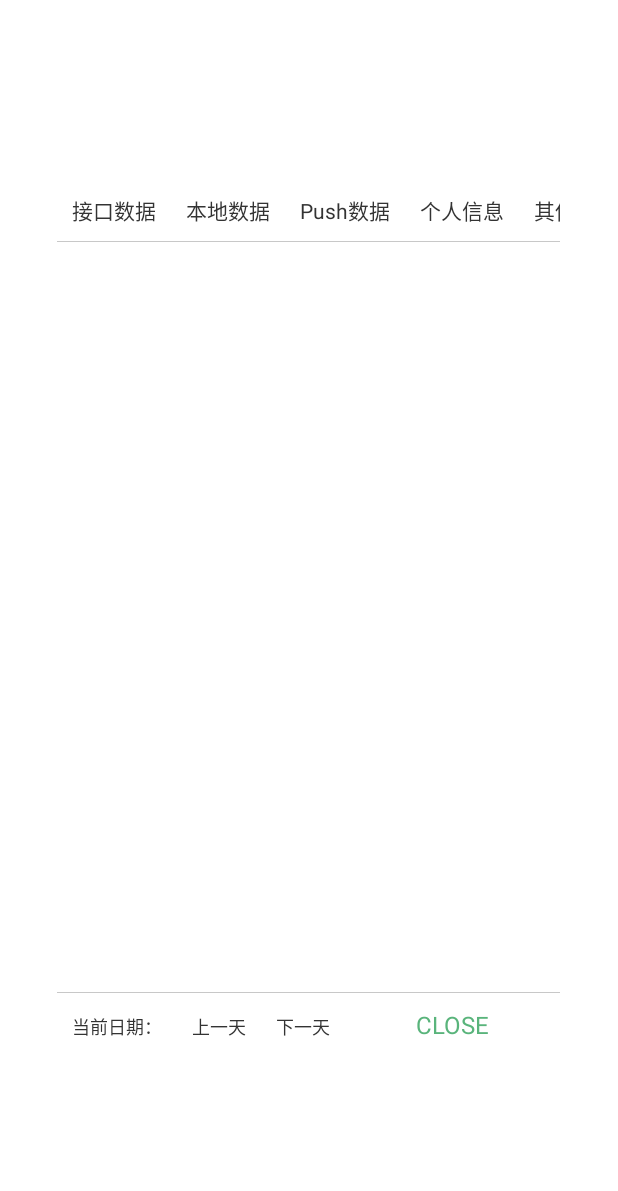
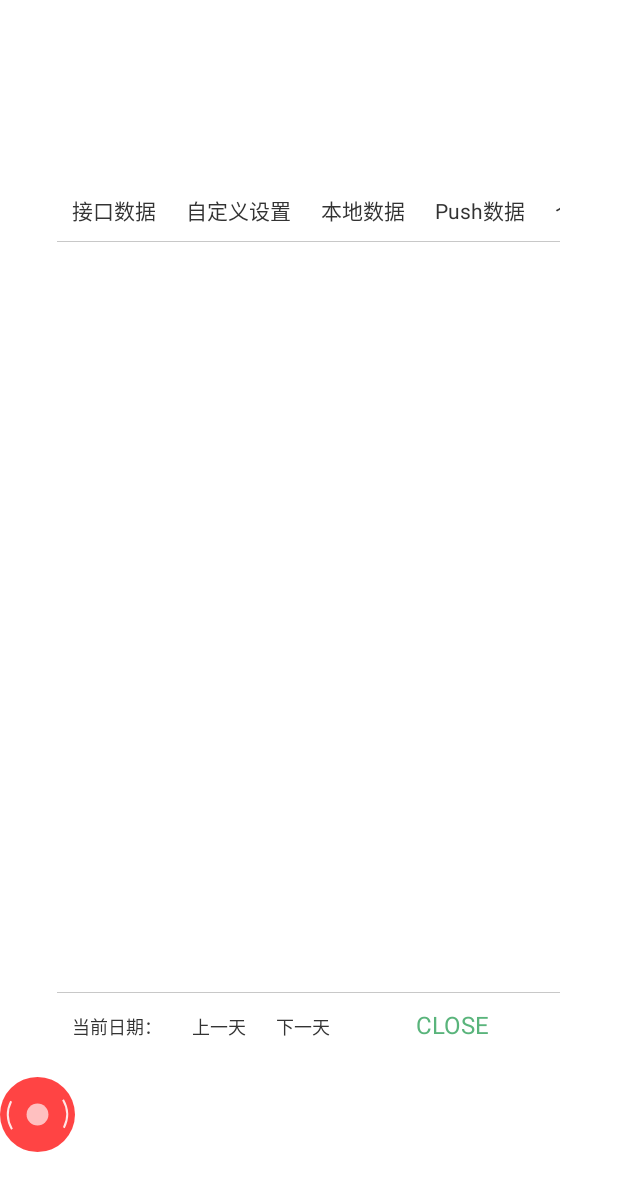
Before and after one commit to githubwangjunqiang/DialogLogShowManager, an Android app: the layout show_log_sdk_httplog_layout.xml on its own in the app's theme, with its tools: preview values and no code run, on a phone screen of 412 x 824 dp. Shown: the top 1191 px of the screen. Run offline under Robolectric (Android 15) with nearby library versions, the phone set to English and light mode, and no system bars.

Commit message:
更新 自定义设置

```diff
--- a/dialoglogshow/build.gradle
+++ b/dialoglogshow/build.gradle
@@ -8,7 +8,7 @@ android {
 
     defaultConfig {
         minSdk 21
-        targetSdk 30
+        targetSdk 32
 
 //        testInstrumentationRunner "androidx.test.runner.AndroidJUnitRunner"
         consumerProguardFiles "consumer-rules.pro"
@@ -21,8 +21,8 @@ android {
         }
     }
     compileOptions {
-        sourceCompatibility JavaVersion.VERSION_1_8
-        targetCompatibility JavaVersion.VERSION_1_8
+        sourceCompatibility JavaVersion.VERSION_11
+        targetCompatibility JavaVersion.VERSION_11
     }
 }
 
--- a/dialoglogshow/src/main/java/com/xq/dialoglogshow/IShowLoadDataCallback.java
+++ b/dialoglogshow/src/main/java/com/xq/dialoglogshow/IShowLoadDataCallback.java
@@ -1,4 +1,7 @@
 package com.xq.dialoglogshow;
+
+import android.view.View;
+import android.widget.FrameLayout;
 
 import com.xq.dialoglogshow.entity.BaseShowData;
 import com.xq.dialoglogshow.entity.HttpLogData;
@@ -56,6 +59,12 @@ public interface IShowLoadDataCallback {
      * @return 文件路径
      */
     ArrayList<BaseShowData> loadRestData();
+    /**
+     * 给开发者 自定义一tab
+     *
+     * @return 文件路径
+     */
+    void setCustomView(FrameLayout frameLayout);
 
 
 
--- a/dialoglogshow/src/main/res/layout/show_log_sdk_httplog_layout.xml
+++ b/dialoglogshow/src/main/res/layout/show_log_sdk_httplog_layout.xml
@@ -27,6 +27,17 @@
                 android:gravity="center"
                 android:padding="10dp"
                 android:text="接口数据"
+                android:textColor="@color/sdk_item_dialog_http_tab_text_color"
+                android:textSize="14dp" />
+
+            <TextView
+                android:id="@+id/show_sdk_id_dialog_http_log_tv_config"
+                android:layout_width="wrap_content"
+                android:layout_height="wrap_content"
+                android:background="@drawable/show_sdk_id_dialog_http_log_tvback"
+                android:gravity="center"
+                android:padding="10dp"
+                android:text="自定义设置"
                 android:textColor="@color/sdk_item_dialog_http_tab_text_color"
                 android:textSize="14dp" />
 
@@ -100,6 +111,12 @@
         android:layout_width="match_parent"
         android:layout_height="500dp">
 
+        <FrameLayout
+            android:id="@+id/setting_config"
+            android:layout_width="match_parent"
+            android:layout_height="match_parent"
+            android:visibility="gone" />
+
         <androidx.recyclerview.widget.RecyclerView
             android:id="@+id/show_app_dialog_httplog_list"
             android:layout_width="match_parent"
```
Also changed, not shown: app/build.gradle (+4 -4 lines), app/src/main/java/com/xq/dialoglogshowmanager/App.java (+25 -1 lines), dialoglogshow/src/main/java/com/xq/dialoglogshow/dialog/DialogShowLog.java (+27 -1 lines), dialoglogshow/src/main/java/com/xq/dialoglogshow/manager/ShowLogManager.java (+8 -0 lines), gradle/wrapper/gradle-wrapper.properties.
